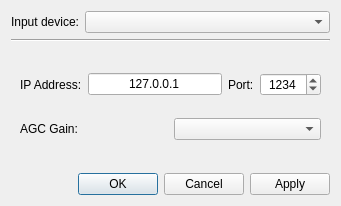
This is gui/setupdialog.ui in KejPi/AbracaDABra as Qt 5 draws it before an edit. The edited form follows.
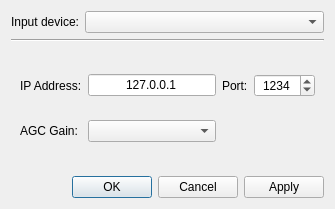
This is the edited form. The open tabs and pages were chosen to show the change.

Commit message: Setup dialog redesign: BW control implemented fro RTL-SDR, not sure if it really works

Patch:
```diff
--- a/gui/setupdialog.ui
+++ b/gui/setupdialog.ui
@@ -6,8 +6,8 @@
    <rect>
     <x>0</x>
     <y>0</y>
-    <width>341</width>
-    <height>206</height>
+    <width>335</width>
+    <height>209</height>
    </rect>
   </property>
   <property name="windowTitle">
@@ -73,17 +73,11 @@
       </layout>
      </widget>
      <widget class="QWidget" name="rtltcpPage">
-      <layout class="QVBoxLayout" name="verticalLayout_2">
-       <item>
-        <layout class="QHBoxLayout" name="horizontalLayout_3">
-         <item>
-          <widget class="QLabel" name="ipAddrLabel">
-           <property name="text">
-            <string>IP Address:</string>
-           </property>
-          </widget>
-         </item>
-         <item>
+      <layout class="QGridLayout" name="gridLayout_2">
+       <item row="1" column="1">
+        <widget class="QComboBox" name="rtltcpGainCombo"/>
+       </item>
+       <item row="0" column="1">
           <widget class="QLineEdit" name="ipAddressEdit">
            <property name="minimumSize">
             <size>
@@ -99,14 +93,21 @@
            </property>
           </widget>
          </item>
-         <item>
+       <item row="1" column="0">
+        <widget class="QLabel" name="rtltcpAgcGainLabel">
+         <property name="text">
+          <string>AGC Gain:</string>
+         </property>
+        </widget>
+       </item>
+       <item row="0" column="2">
           <widget class="QLabel" name="portLabel">
            <property name="text">
             <string>Port:</string>
            </property>
           </widget>
          </item>
-         <item>
+       <item row="0" column="3">
           <widget class="QSpinBox" name="ipPortSpinBox">
            <property name="alignment">
             <set>Qt::AlignCenter</set>
@@ -119,21 +120,12 @@
            </property>
           </widget>
          </item>
-        </layout>
-       </item>
-       <item>
-        <layout class="QHBoxLayout" name="horizontalLayout_4">
-         <item>
-          <widget class="QLabel" name="rtltcpAgcGainLabel">
+       <item row="0" column="0">
+        <widget class="QLabel" name="ipAddrLabel">
            <property name="text">
-            <string>AGC Gain:</string>
-           </property>
-          </widget>
-         </item>
-         <item>
-          <widget class="QComboBox" name="rtltcpGainCombo"/>
-         </item>
-        </layout>
+          <string>IP Address:</string>
+         </property>
+        </widget>
        </item>
       </layout>
      </widget>
```
Left out of the diff: 74 changed lines with no effect on the pictures. Lines whose indentation alone changed are shown as unchanged. The commit also changes 5 other files.
